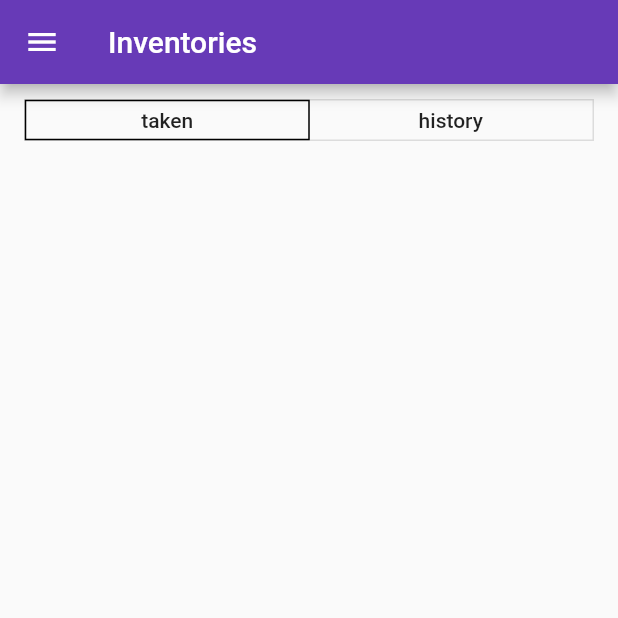
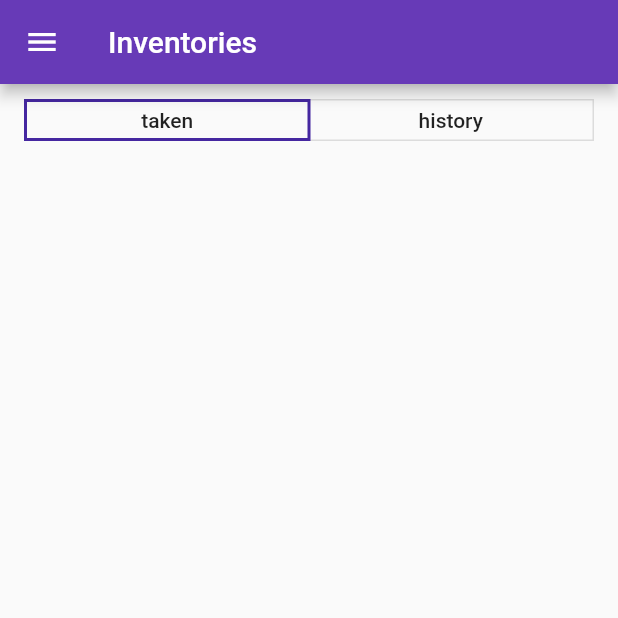
Before and after one commit to dina200/qr, a Flutter app: the screen it shows once a user with an empty profile is signed in, on a phone screen of 412 x 824 dp, the top half of it. Run offline on Flutter 3.47's test engine with Material 2 defaults, Android fonts, the phone set to English and light mode, and no system bars; our stand-ins replace cloud_firestore, firebase_auth, font_awesome_flutter, google_sign_in, shared_preferences; missing offline and left inert: barcode_scan; accounts and stored records are empty.

```diff
--- a/lib/src/domain/entities/inventory.dart
+++ b/lib/src/domain/entities/inventory.dart
@@ -1,4 +1,5 @@
 import 'package:meta/meta.dart';
+import 'package:intl/intl.dart';
 
 enum InventoryFilter {
   history,
@@ -111,4 +112,9 @@ class UserStatistic {
       status.hashCode ^
       dateTime.hashCode;
 
+  String get date {
+    return DateFormat('dd.MM.yyyy HH:mm').format(dateTime);
+  }
+
+
 }
--- a/lib/src/presantation/widgets/filter_panel.dart
+++ b/lib/src/presantation/widgets/filter_panel.dart
@@ -80,8 +80,8 @@ class _ButtonFilter extends StatelessWidget {
       child: MaterialButton(
         shape: ContinuousRectangleBorder(
           side: BorderSide(
-            width: 1.0,
-            color: selected ? Colors.black : Colors.transparent,
+            width: 2.0,
+            color: selected ? Theme.of(context).primaryColorDark : Colors.transparent,
           ),
         ),
         child: Text(title),
--- a/pubspec.yaml
+++ b/pubspec.yaml
@@ -19,6 +19,7 @@ dependencies:
   firebase_auth: ^0.15.3
   shared_preferences: ^0.5.6
   cloud_firestore: ^0.13.0+1
+  intl: ^0.16.1
 
 dev_dependencies:
   flutter_test:
```
Also changed, not shown: lib/src/presantation/pages/inventories_page/inventories_page.dart (+8 -1 lines), pubspec.lock.
